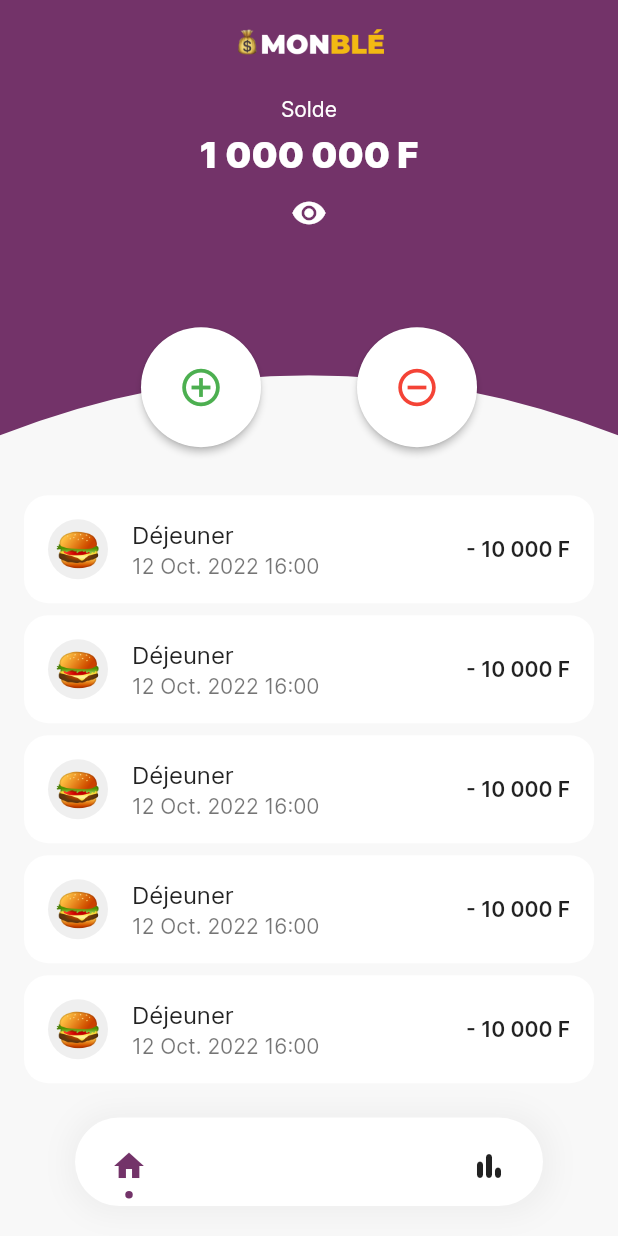
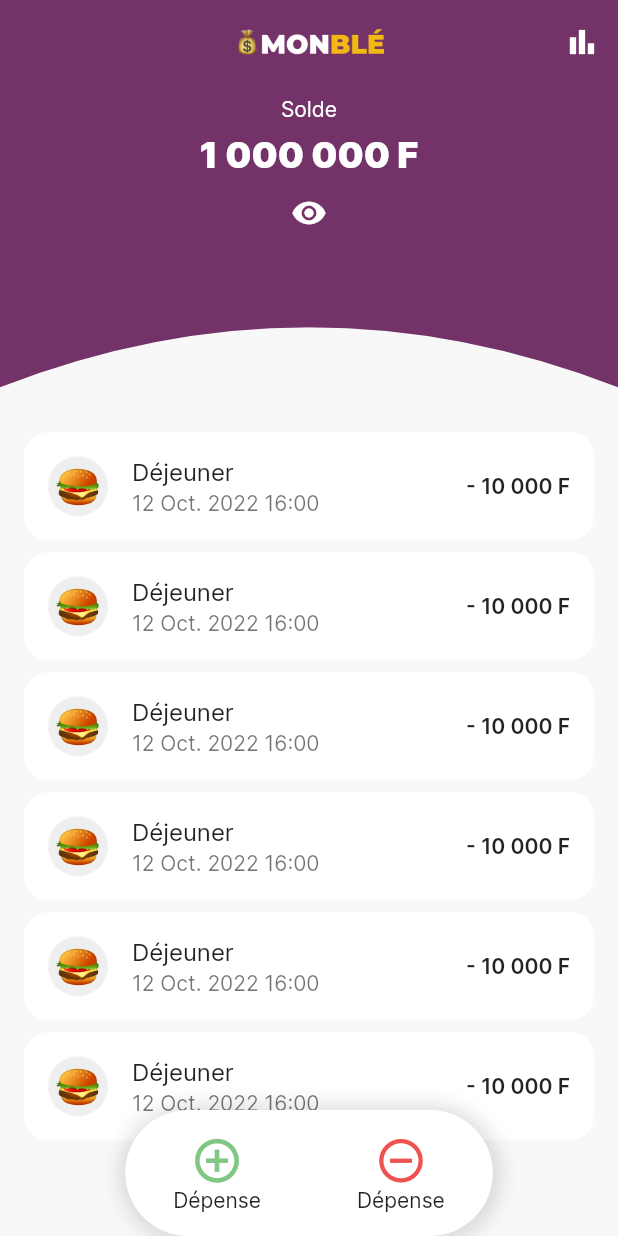
Before and after one commit to nehemiekoffi/monble, a Flutter app: the screen it shows after launch, on a phone screen of 412 x 824 dp. Run offline on Flutter 3.47's test engine with Material 2 defaults, Android fonts, the phone set to English and light mode, and no system bars; drawn by our look-alikes of dot_navigation_bar; our stand-ins replace flutter_custom_clippers.

Commit message:
Update home page

```diff
--- a/lib/features/home/pages/app_page.dart
+++ /dev/null
@@ -1,54 +0,0 @@
-import 'package:dot_navigation_bar/dot_navigation_bar.dart';
-import 'package:flutter/material.dart';
-
-import 'package:monble/core/constants/app_colors.dart';
-import 'package:monble/features/home/pages/home_page.dart';
-import 'package:monble/features/transaction/pages/transaction_stats_page.dart';
-
-class AppPage extends StatefulWidget {
-  const AppPage({super.key});
-
-  @override
-  State<AppPage> createState() => _AppPageState();
-}
-
-class _AppPageState extends State<AppPage> {
-  int navigationBarPagesIndex = 0;
-  List<Widget> navigationBarPages = [
-    const HomePage(),
-    const TransactionStatsPage(),
-  ];
-
-  @override
-  Widget build(BuildContext context) {
-    return Scaffold(
-      extendBody: true,
-      bottomNavigationBar: DotNavigationBar(
-        boxShadow: [
-          BoxShadow(
-            color: Colors.grey.shade200,
-            spreadRadius: 5,
-            blurRadius: 15,
-            offset: const Offset(1, 1),
-          )
-        ],
-        selectedItemColor: AppColors.primary,
-        onTap: (index) {
-          setState(() {
-            navigationBarPagesIndex = index;
-          });
-        },
-        currentIndex: navigationBarPagesIndex,
-        items: [
-          DotNavigationBarItem(
-            icon: const Icon(Icons.home),
-          ),
-          DotNavigationBarItem(
-            icon: const Icon(Icons.bar_chart_rounded),
-          ),
-        ],
-      ),
-      body: navigationBarPages.elementAt(navigationBarPagesIndex),
-    );
-  }
-}
--- a/lib/features/home/pages/home_page.dart
+++ b/lib/features/home/pages/home_page.dart
@@ -16,12 +16,65 @@ class _HomePageState extends State<HomePage> {
   @override
   Widget build(BuildContext context) {
     return Scaffold(
+      floatingActionButtonLocation: FloatingActionButtonLocation.centerDocked,
+      floatingActionButton: Container(
+        padding: const EdgeInsets.symmetric(horizontal: 32, vertical: 16),
+        decoration: BoxDecoration(
+            color: Colors.white,
+            borderRadius: BorderRadius.circular(50),
+            boxShadow: [
+              BoxShadow(
+                color: Colors.black12,
+                blurRadius: 10,
+                spreadRadius: 5,
+                offset: Offset(1, 1),
+              ),
+            ]),
+        child: Row(
+          mainAxisSize: MainAxisSize.min,
+          mainAxisAlignment: MainAxisAlignment.center,
+          children: [
+            InkWell(
+              onTap: () {},
+              child: Column(
+                mainAxisSize: MainAxisSize.min,
+                children: [
+                  Icon(
+                    Icons.add_circle_outline_sharp,
+                    size: 35,
+                    color: Colors.green.shade300,
+                  ),
+                  Text("Dépense"),
+                ],
+              ),
+            ),
+            const SizedBox(width: 64),
+            Column(
+              mainAxisSize: MainAxisSize.min,
+              children: [
+                Icon(
+                  Icons.remove_circle_outline,
+                  size: 35,
+                  color: Colors.red.shade400,
+                ),
+                Text("Dépense"),
+              ],
+            ),
+          ],
+        ),
+      ),
       appBar: AppBar(
         elevation: 0,
         title: Image.asset(
           'assets/images/app-logo.png',
           width: 100,
         ),
+        actions: [
+          IconButton(
+            onPressed: () {},
+            icon: const Icon(Icons.bar_chart),
+          )
+        ],
       ),
       body: Stack(
         alignment: AlignmentDirectional.bottomStart,
@@ -62,7 +115,6 @@ class _HomePageState extends State<HomePage> {
             child: Stack(
               children: [
                 Container(
-                  padding: const EdgeInsets.only(top: 32),
                   child: ClipPath(
                     clipper: OvalTopBorderClipper(),
                     child: Container(
@@ -76,48 +128,25 @@ class _HomePageState extends State<HomePage> {
                   child: SingleChildScrollView(
                     child: Column(
                       children: [
-                        Row(
-                          mainAxisSize: MainAxisSize.max,
-                          mainAxisAlignment: MainAxisAlignment.center,
-                          children: [
-                            HomeCircleButton(
-                              onPressed: () {},
-                              icon: const Icon(
-                                Icons.add_circle_outline,
-                                size: 30,
-                                color: Colors.green,
-                              ),
-                            ),
-                            const SizedBox(width: 64),
-                            HomeCircleButton(
-                              onPressed: () {},
-                              icon: const Icon(
-                                Icons.remove_circle_outline,
-                                size: 30,
-                              ),
-                            ),
-                          ],
-                        ),
                         const SizedBox(
-                          height: 32,
+                          height: 70,
                         ),
                         Column(
                           children: [
                             ListView.separated(
-                              padding: EdgeInsets.symmetric(
-                                horizontal: 16,
-                              ),
+                              padding:
+                                  const EdgeInsets.symmetric(horizontal: 16),
                               shrinkWrap: true,
                               itemBuilder: (_, index) {
-                                return TransactionItem();
+                                return const TransactionItem();
                               },
                               separatorBuilder: (_, index) {
-                                return Divider(
+                                return const Divider(
                                   height: 8,
                                   color: Colors.transparent,
                                 );
                               },
-                              itemCount: 5,
+                              itemCount: 6,
                             )
                           ],
                         ),
--- a/lib/main.dart
+++ b/lib/main.dart
@@ -1,6 +1,6 @@
 import 'package:flutter/material.dart';
 import 'package:monble/core/constants/app_colors.dart';
-import 'package:monble/features/home/pages/app_page.dart';
+import 'package:monble/features/home/pages/home_page.dart';
 
 void main() {
   runApp(const MyApp());
@@ -21,7 +21,7 @@ class MyApp extends StatelessWidget {
         scaffoldBackgroundColor: AppColors.bodyBackgroundColor,
         fontFamily: 'Inter',
       ),
-      home: const AppPage(),
+      home: const HomePage(),
     );
   }
 }
```
